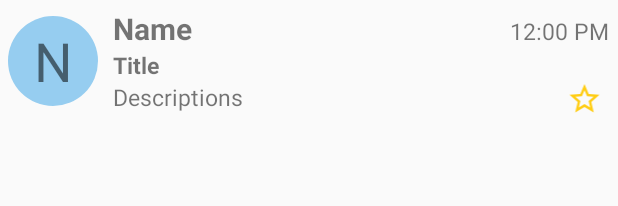
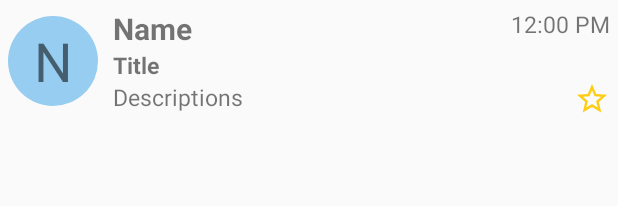
Before and after one commit to dungnguyenhuu/Email_Layout, an Android app: the layout layout_item.xml on its own in the app's theme, with its tools: preview values and no code run, on a phone screen of 412 x 824 dp. Shown: the top 206 px of the screen. Run offline under Robolectric (Android 15) with nearby library versions, the phone set to English and light mode, and no system bars.

Commit message:
Email_RecyclerView

```diff
--- a/app/build.gradle
+++ b/app/build.gradle
@@ -33,4 +33,6 @@ dependencies {
     androidTestImplementation 'androidx.test.espresso:espresso-core:3.2.0'
 
     implementation 'com.github.blocoio:faker:1.2.8'
+    //noinspection GradleCompatible
+    implementation 'com.android.support:recyclerview-v7:28.0.0'
 }
--- a/app/src/main/res/layout/layout_item.xml
+++ b/app/src/main/res/layout/layout_item.xml
@@ -1,16 +1,9 @@
 <?xml version="1.0" encoding="utf-8"?>
 <RelativeLayout
     xmlns:android="http://schemas.android.com/apk/res/android"
-    android:layout_width="match_parent"
-    android:layout_height="match_parent"
+    android:layout_width="wrap_content"
+    android:layout_height="wrap_content"
     android:padding="5dp">
-
-    <ImageView
-        android:id="@+id/imgBackground"
-        android:layout_width="60dp"
-        android:layout_height="60dp"
-        android:src="@drawable/round_background1"
-        android:layout_marginTop="5dp"/>
 
     <TextView
         android:id="@+id/txtAvatar"
@@ -19,73 +12,64 @@
         android:text="N"
         android:textSize="36sp"
         android:gravity="center"
-        android:layout_marginTop="5dp"/>
+        android:layout_marginTop="5dp"
+        android:background="@drawable/round_background1"/>
 
-    <LinearLayout
-        android:layout_toRightOf="@+id/txtAvatar"
-        android:layout_width="match_parent"
-        android:layout_height="80dp"
-        android:orientation="vertical"
-        android:paddingStart="10dp">
-        <LinearLayout
-            android:layout_width="match_parent"
-            android:layout_height="wrap_content"
-            android:weightSum="10">
     <TextView
         android:id="@+id/txtName"
-                android:layout_width="0dp"
+        android:layout_width="wrap_content"
         android:layout_height="wrap_content"
         android:text="Name"
         android:textSize="20sp"
-                android:layout_weight="8"
-                android:textStyle="bold"/>
+        android:textStyle="bold"
+        android:layout_marginStart="10dp"
+        android:layout_toRightOf="@+id/txtAvatar"/>
 
     <TextView
         android:id="@+id/txtTime"
-                android:layout_width="0dp"
+        android:layout_width="wrap_content"
         android:layout_height="wrap_content"
-                android:layout_weight="2"
+        android:layout_alignParentEnd="true"
         android:text="12:00 PM"
-                android:textSize="15sp"/>
-        </LinearLayout>
-        <LinearLayout
-            android:layout_width="match_parent"
-            android:layout_height="wrap_content">
+        android:textSize="15sp" />
+
     <TextView
         android:id="@+id/txtTitle"
-                android:layout_width="match_parent"
+        android:layout_width="wrap_content"
         android:layout_height="wrap_content"
         android:textSize="15dp"
         android:text="Title"
         android:textStyle="bold"
         android:singleLine="true"
-                android:ellipsize="end"/>
-
-        </LinearLayout>
-        <LinearLayout
-            android:layout_width="match_parent"
-            android:layout_height="30dp"
-            android:weightSum="10">
-
-            <TextView
-                android:id="@+id/txtDescriptions"
-                android:layout_width="0dp"
-                android:layout_height="wrap_content"
-                android:text="Descriptions"
-                android:textSize="15sp"
-                android:layout_weight="9.7"
-                android:singleLine="true"
-                android:ellipsize="end"/>
+        android:ellipsize="end"
+        android:layout_marginStart="10dp"
+        android:layout_toRightOf="@id/txtAvatar"
+        android:layout_below="@+id/txtName"/>
 
     <ImageView
         android:id="@+id/imgFavorite"
         android:layout_width="wrap_content"
         android:layout_height="wrap_content"
-                android:layout_weight="0.3"
-                android:src="@drawable/img_normal" />
-        </LinearLayout>
+        android:src="@drawable/img_normal"
+        android:layout_alignParentEnd="true"
+        android:layout_below="@+id/txtTitle"/>
 
-    </LinearLayout>
+    <TextView
+        android:id="@+id/txtDescriptions"
+        android:layout_width="match_parent"
+        android:layout_height="wrap_content"
+        android:text="Descriptions"
+        android:textSize="15sp"
+        android:singleLine="true"
+        android:ellipsize="end"
+        android:layout_below="@id/txtTitle"
+        android:layout_marginStart="10dp"
+        android:layout_marginEnd="10dp"
+        android:layout_toLeftOf="@+id/imgFavorite"
+        android:layout_toRightOf="@+id/txtAvatar"/>
+
+
+
 
 
 </RelativeLayout>
--- a/build.gradle
+++ b/build.gradle
@@ -9,7 +9,6 @@ buildscript {
     }
     dependencies {
         classpath 'com.android.tools.build:gradle:3.6.2'
-
 
         // NOTE: Do not place your application dependencies here; they belong
         // in the individual module build.gradle files
```
Also changed, not shown: app/src/main/java/com/example/email/EmailAdapter.java (+58 -71 lines), app/src/main/java/com/example/email/EmailModel.java (+38 -24 lines), app/src/main/java/com/example/email/MainActivity.java (+74 -6 lines), app/src/main/res/layout/activity_main.xml (+18 -2 lines). Lines whose indentation alone changed are shown as unchanged.
